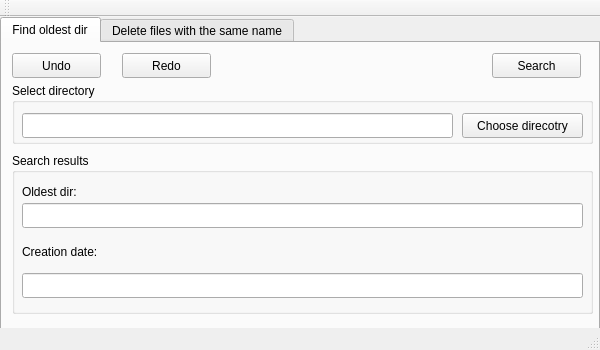
Old version of the form 3QtApplication/mainwindow.ui in the repository BohdanRomaniuk/Unix-Programming.
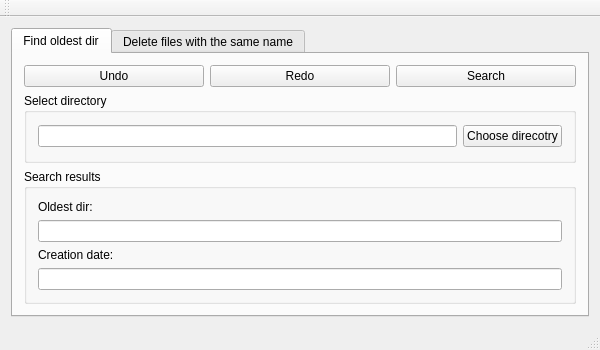
New version of the form. The open tabs and pages were chosen to show the change.

Commit message: Layout design

```diff
--- a/3QtApplication/mainwindow.ui
+++ b/3QtApplication/mainwindow.ui
@@ -14,15 +14,9 @@
    <string>Unix Programming</string>
   </property>
   <widget class="QWidget" name="centralWidget">
+   <layout class="QGridLayout" name="gridLayout_3">
+    <item row="0" column="0">
    <widget class="QTabWidget" name="tabWidget">
-    <property name="geometry">
-     <rect>
-      <x>0</x>
-      <y>0</y>
-      <width>600</width>
-      <height>350</height>
-     </rect>
-    </property>
     <property name="currentIndex">
      <number>0</number>
     </property>
@@ -30,147 +24,150 @@
      <attribute name="title">
       <string>Find oldest dir</string>
      </attribute>
-     <widget class="QPushButton" name="pushButton_2">
-      <property name="geometry">
-       <rect>
-        <x>10</x>
-        <y>10</y>
-        <width>89</width>
-        <height>25</height>
-       </rect>
-      </property>
-      <property name="text">
-       <string>Undo</string>
-      </property>
-     </widget>
-     <widget class="QPushButton" name="pushButton_3">
-      <property name="geometry">
-       <rect>
-        <x>120</x>
-        <y>10</y>
-        <width>89</width>
-        <height>25</height>
-       </rect>
-      </property>
-      <property name="text">
-       <string>Redo</string>
-      </property>
-     </widget>
+       <layout class="QGridLayout" name="gridLayout_2">
+        <item row="1" column="0" colspan="3">
      <widget class="QGroupBox" name="groupBox">
-      <property name="geometry">
-       <rect>
-        <x>10</x>
-        <y>40</y>
-        <width>581</width>
-        <height>61</height>
-       </rect>
-      </property>
       <property name="title">
        <string>Select directory</string>
       </property>
-      <widget class="QLineEdit" name="selectedDir">
-       <property name="geometry">
-        <rect>
-         <x>10</x>
-         <y>30</y>
-         <width>431</width>
-         <height>25</height>
-        </rect>
-       </property>
-      </widget>
+          <layout class="QHBoxLayout" name="horizontalLayout_2">
+           <item>
+            <widget class="QLineEdit" name="selectedDir"/>
+           </item>
+           <item>
       <widget class="QPushButton" name="chooseDirButton">
-       <property name="geometry">
-        <rect>
-         <x>450</x>
-         <y>30</y>
-         <width>121</width>
-         <height>25</height>
-        </rect>
-       </property>
        <property name="text">
         <string>Choose direcotry</string>
        </property>
       </widget>
-     </widget>
+           </item>
+          </layout>
+         </widget>
+        </item>
+        <item row="0" column="1">
+         <widget class="QPushButton" name="pushButton_3">
+          <property name="text">
+           <string>Redo</string>
+          </property>
+         </widget>
+        </item>
+        <item row="2" column="0" colspan="3">
      <widget class="QGroupBox" name="groupBox_2">
-      <property name="geometry">
-       <rect>
-        <x>10</x>
-        <y>110</y>
-        <width>581</width>
-        <height>161</height>
-       </rect>
-      </property>
       <property name="title">
        <string>Search results</string>
       </property>
+          <layout class="QVBoxLayout" name="verticalLayout">
+           <item>
       <widget class="QLabel" name="label">
-       <property name="geometry">
-        <rect>
-         <x>10</x>
-         <y>30</y>
-         <width>101</width>
-         <height>17</height>
-        </rect>
-       </property>
        <property name="text">
         <string>Oldest dir:</string>
        </property>
       </widget>
-      <widget class="QLineEdit" name="oldestDirName">
-       <property name="geometry">
-        <rect>
-         <x>10</x>
-         <y>50</y>
-         <width>561</width>
-         <height>25</height>
-        </rect>
-       </property>
-      </widget>
+           </item>
+           <item>
+            <widget class="QLineEdit" name="oldestDirName"/>
+           </item>
+           <item>
       <widget class="QLabel" name="label_2">
-       <property name="geometry">
-        <rect>
-         <x>10</x>
-         <y>90</y>
-         <width>131</width>
-         <height>17</height>
-        </rect>
-       </property>
        <property name="text">
         <string>Creation date:</string>
        </property>
       </widget>
-      <widget class="QLineEdit" name="oldestDirCreateDate">
-       <property name="geometry">
-        <rect>
-         <x>10</x>
-         <y>120</y>
-         <width>561</width>
-         <height>25</height>
-        </rect>
-       </property>
-      </widget>
-     </widget>
+           </item>
+           <item>
+            <widget class="QLineEdit" name="oldestDirCreateDate"/>
+           </item>
+          </layout>
+         </widget>
+        </item>
+        <item row="0" column="0">
+         <widget class="QPushButton" name="pushButton_2">
+          <property name="text">
+           <string>Undo</string>
+          </property>
+         </widget>
+        </item>
+        <item row="0" column="2">
      <widget class="QPushButton" name="pushButton_4">
-      <property name="geometry">
-       <rect>
-        <x>490</x>
-        <y>10</y>
-        <width>89</width>
-        <height>25</height>
-       </rect>
-      </property>
       <property name="text">
        <string>Search</string>
       </property>
      </widget>
+        </item>
+       </layout>
     </widget>
     <widget class="QWidget" name="tab2">
      <attribute name="title">
       <string>Delete files with the same name</string>
      </attribute>
-    </widget>
-   </widget>
+       <layout class="QGridLayout" name="gridLayout">
+        <item row="3" column="0" colspan="3">
+         <widget class="QGroupBox" name="groupBox_3">
+          <property name="title">
+           <string>Select directory</string>
+          </property>
+          <layout class="QHBoxLayout" name="horizontalLayout">
+           <item>
+            <widget class="QLineEdit" name="selectedDir2"/>
+           </item>
+           <item>
+            <widget class="QPushButton" name="chooseDirButton2">
+             <property name="text">
+              <string>Choose directory</string>
+             </property>
+            </widget>
+           </item>
+           <item>
+            <widget class="QLabel" name="allowedExt">
+             <property name="text">
+              <string>Allowed extension</string>
+             </property>
+            </widget>
+           </item>
+           <item>
+            <widget class="QLineEdit" name="allowedExtension"/>
+           </item>
+          </layout>
+         </widget>
+        </item>
+        <item row="4" column="0" colspan="3">
+         <widget class="QGroupBox" name="groupBox_4">
+          <property name="title">
+           <string>Direcotry files</string>
+          </property>
+          <layout class="QVBoxLayout" name="verticalLayout_2">
+           <item>
+            <widget class="QListView" name="listView"/>
+           </item>
+          </layout>
+         </widget>
+        </item>
+        <item row="0" column="2">
+         <widget class="QPushButton" name="removeSimilarButton">
+          <property name="text">
+           <string>Remove similar</string>
+          </property>
+         </widget>
+        </item>
+        <item row="0" column="1">
+         <widget class="QPushButton" name="redoButton2">
+          <property name="text">
+           <string>Redo</string>
+          </property>
+         </widget>
+        </item>
+        <item row="0" column="0">
+         <widget class="QPushButton" name="undoButton2">
+          <property name="text">
+           <string>Undo</string>
+          </property>
+         </widget>
+        </item>
+       </layout>
+      </widget>
+     </widget>
+    </item>
+   </layout>
   </widget>
   <widget class="QToolBar" name="mainToolBar">
    <attribute name="toolBarArea">
```
Left out of the diff: 2 changed lines with no effect on the pictures. Lines whose indentation alone changed are shown as unchanged. The commit also changes 1 other file.
